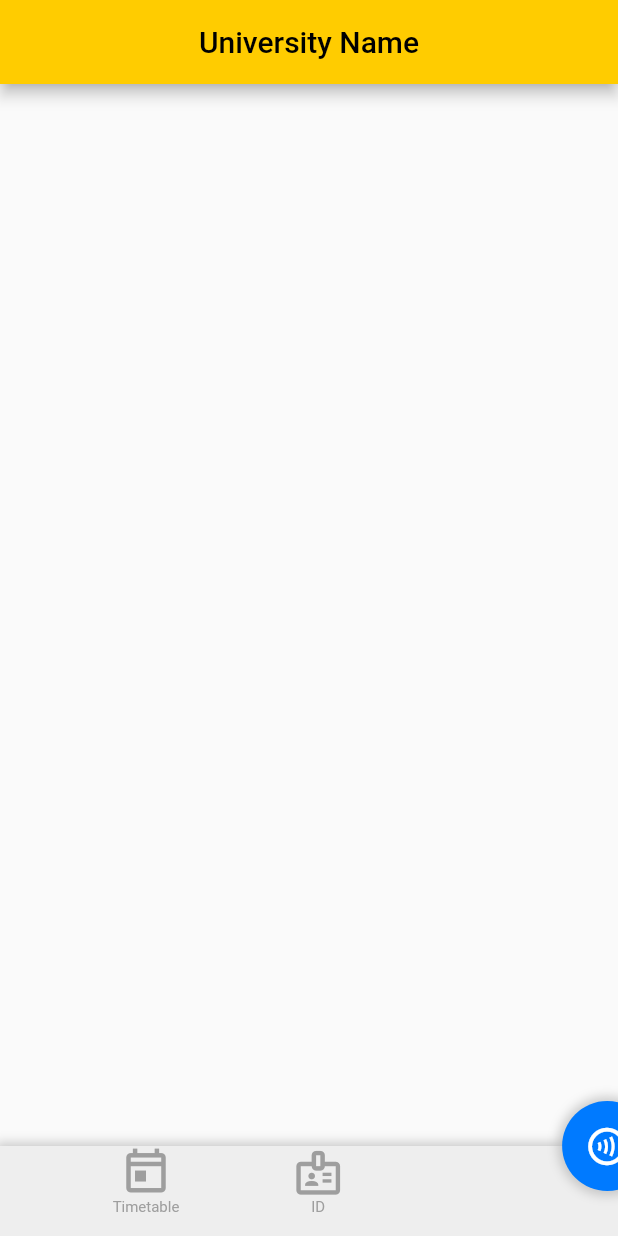
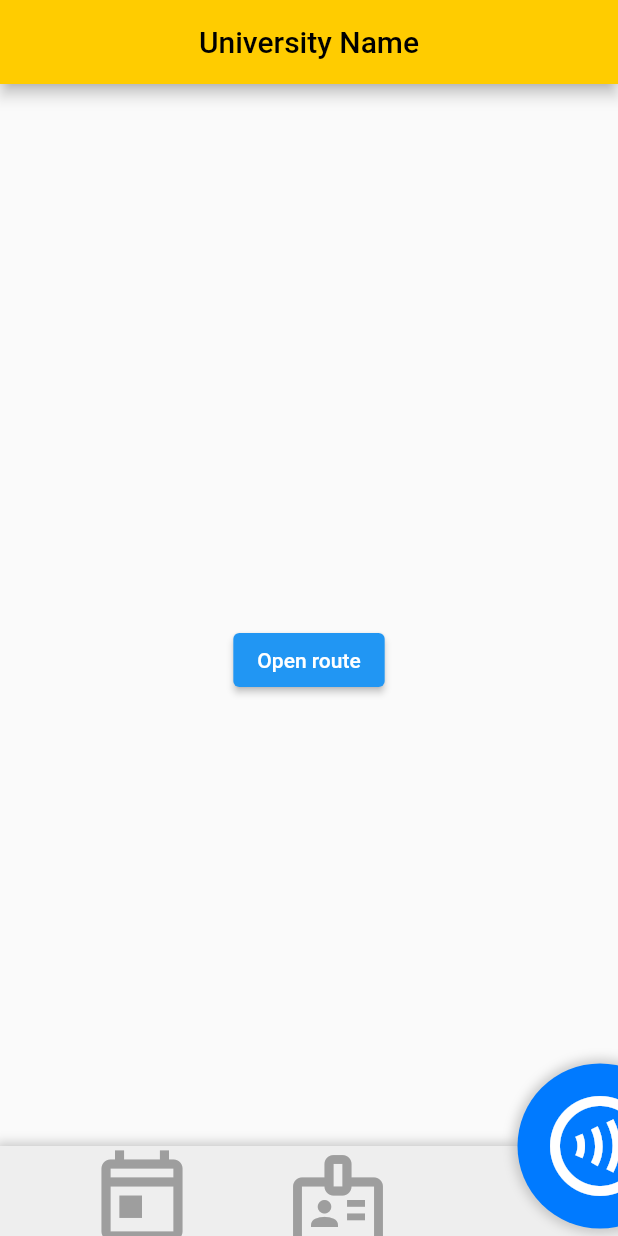
Before and after one commit to Marrsh/smart-campus-project, a Flutter app: the screen it shows after launch, on a phone screen of 412 x 824 dp. Run offline on Flutter 3.47's test engine with Material 2 defaults, Android fonts, the phone set to English and light mode, and no system bars.

Commit message:
add navigation

```diff
--- a/lib/bottomNavBar.dart
+++ b/lib/bottomNavBar.dart
@@ -12,6 +12,8 @@ class NavButtonProperties {
 
 class NavBar extends StatelessWidget {
   @override
+
+  // NavButton({required this.activePage});
   List<NavButtonProperties> navButtons = [
     NavButtonProperties(icon: Icons.today_outlined, colour: Colors.grey, label: 'Timetable'),
     NavButtonProperties(icon: Icons.badge_outlined, colour: Colors.grey, label: 'ID'),
@@ -22,6 +24,7 @@ class NavBar extends StatelessWidget {
   ];
 
   Widget build(BuildContext context) {
+
     return Container(
         width: logicalScreenSize.width,
         height: height10,
@@ -37,13 +40,13 @@ class NavBar extends StatelessWidget {
         ),
         child: Row(
             mainAxisAlignment: MainAxisAlignment.spaceEvenly,
-            crossAxisAlignment: CrossAxisAlignment.stretch,
+            // crossAxisAlignment: CrossAxisAlignment.stretch,
             children: [
               for (var i = 0; i < navButtons.length; i++)
                 if (navButtons[i].isCentral)
                   _CentralNavButton()
                 else
-                  _NavButton(navButtonProperties: navButtons[i]),
+                 _NavButton(navButtonProperties: navButtons[i]),
             ]
         )
     );
@@ -62,7 +65,7 @@ class _NavButton extends StatelessWidget {
         Icon(
           navButtonProperties.icon,
           color: navButtonProperties.colour,
-          size: 35,
+          size: width9,
           semanticLabel: navButtonProperties.label,
         ),
         Text(
@@ -82,7 +85,7 @@ class _CentralNavButton extends StatelessWidget {
   Widget build(BuildContext context) {
     return
       Container(
-        width: width25,
+        width: width20,
         child: OverflowBox(
           maxHeight: height50,
           child: SizedBox(
@@ -103,7 +106,7 @@ class _CentralNavButton extends StatelessWidget {
                   child: Icon(
                     Icons.contactless_outlined,
                     color: Colors.white,
-                    size: height5,
+                    size: width10,
                   )
               )
           ),
--- a/lib/main.dart
+++ b/lib/main.dart
@@ -1,11 +1,14 @@
 import 'package:flutter/material.dart';
 import 'constants.dart';
 import 'bottomNavBar.dart';
+import 'timetablePage.dart';
+
+
+
 
 void main() {
   runApp(MyApp());
 }
-
 
 class MyApp extends StatelessWidget {
   @override
@@ -15,18 +18,44 @@ class MyApp extends StatelessWidget {
             primaryColor: Colors.amber), // declare theme data for this widget?
         home: Scaffold(
           //Like stacks in swift, takes in the elements of the widget (body, appbar etc..)
-          appBar: AppBar(title: Center(child: Text('University Name')), backgroundColor: yellow,foregroundColor: Colors.black,),
-            body: Stack(
+          appBar: AppBar(title: Center(child: Text('University Name')), backgroundColor: yellow,foregroundColor: Colors.black),
+            body:
+            Stack(
                 children: [
+                  FirstRoute(),
                   Positioned(
                       bottom: 0,
                       child: NavBar()
-          // child: _CentralNavButton(),
                   )
                 ]
             )
+          //cannot be bottom navigation bar as it does not work on ios
           // bottomNavigationBar: NavBar(),
         )
     );
   }
 }
+
+class FirstRoute extends StatelessWidget {
+  const FirstRoute({Key? key}) : super(key: key);
+
+  @override
+  Widget build(BuildContext context) {
+    return Center(
+        child: ElevatedButton(
+          child: Text('Open route'),
+          onPressed: () {
+            Navigator.pushReplacement(
+              context,
+              PageRouteBuilder(
+                pageBuilder: (context, animation1, animation2) => timetablePage(),
+                transitionDuration: Duration.zero,
+              ),
+            );
+
+            // Navigate to second route when tapped.
+          },
+        )
+    );
+  }
+}
```
Also changed, not shown: lib/constants.dart (+13 -1 lines), lib/timetablePage.dart (added, +13 -0 lines). Lines whose indentation alone changed are shown as unchanged.
